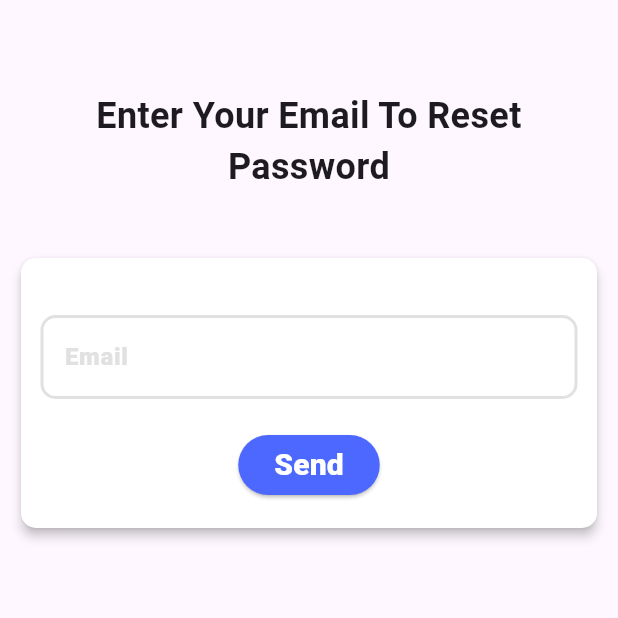
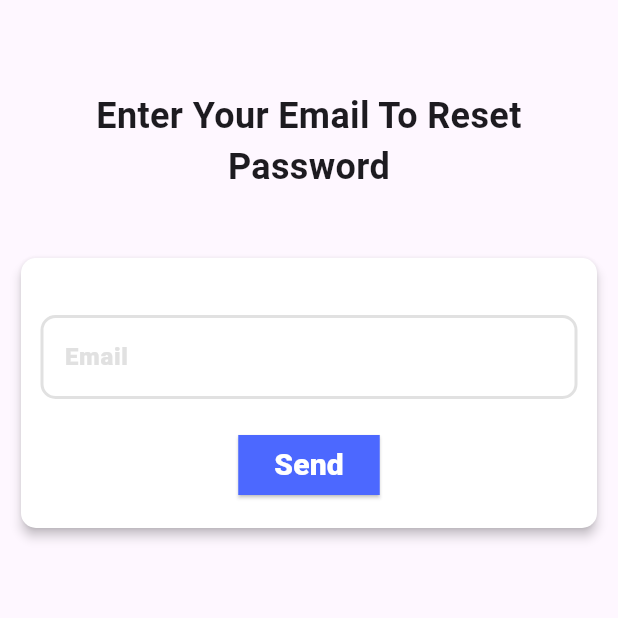
Before and after one commit to AmmarEmad-2004/ecommerce_Supabase, a Flutter app: the ForgetPasswordScreen screen opened by its route, on a phone screen of 412 x 824 dp, the top half of it. Run offline on Flutter 3.47's test engine with Material 3 defaults, Android fonts, the phone set to English and light mode, and no system bars; our stand-ins replace flutter_bloc, go_router.

Commit message:
refactor : make the radius more dynamic to reuse it

```diff
--- a/lib/core/widgets/custom_elevated_button.dart
+++ b/lib/core/widgets/custom_elevated_button.dart
@@ -2,13 +2,22 @@ import 'package:ecommerce_app/core/theme/app_colors.dart';
 import 'package:flutter/material.dart';
 
 class CustomElevatedButton extends StatelessWidget {
-  const CustomElevatedButton({super.key, this.onPressed, required this.data});
+  const CustomElevatedButton({
+    super.key,
+    this.onPressed,
+    required this.data,
+    this.borderRadius = BorderRadius.zero,
+  });
   final Function()? onPressed;
   final String data;
+  final BorderRadiusGeometry borderRadius;
   @override
   Widget build(BuildContext context) {
     return ElevatedButton(
-      style: ElevatedButton.styleFrom(backgroundColor: AppColors.kPrimaryColor),
+      style: ElevatedButton.styleFrom(
+        shape: RoundedRectangleBorder(borderRadius: borderRadius),
+        backgroundColor: AppColors.kPrimaryColor,
+      ),
       onPressed: onPressed,
       child: Text(
         data,
```
